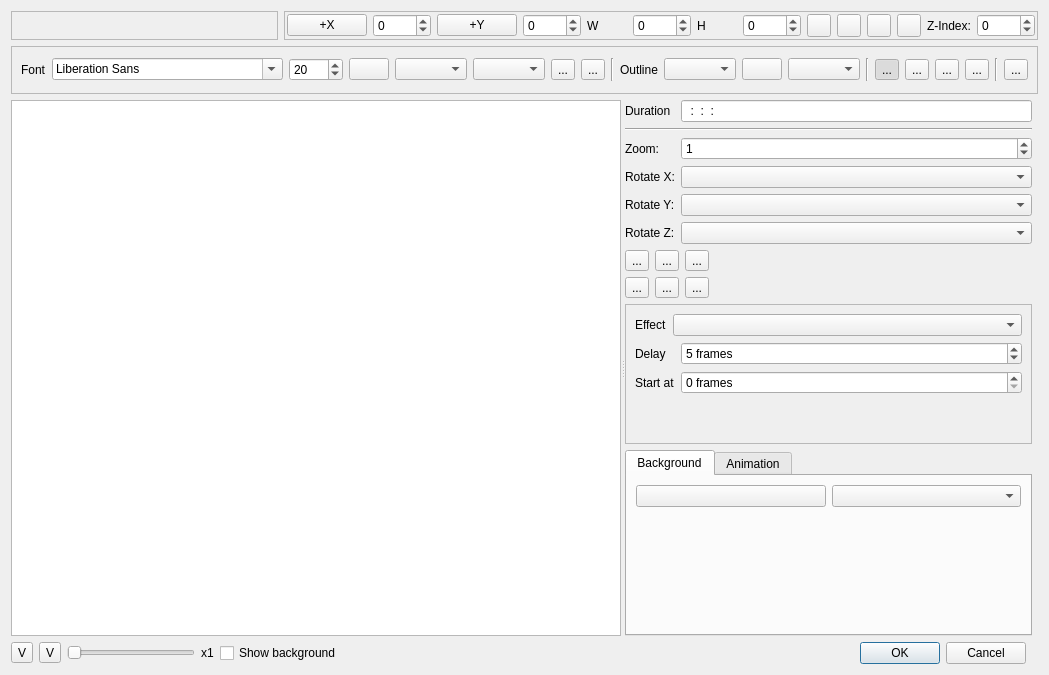
KDE/kdenlive, file src/widgets/titlewidget_ui.ui: the form before one commit.
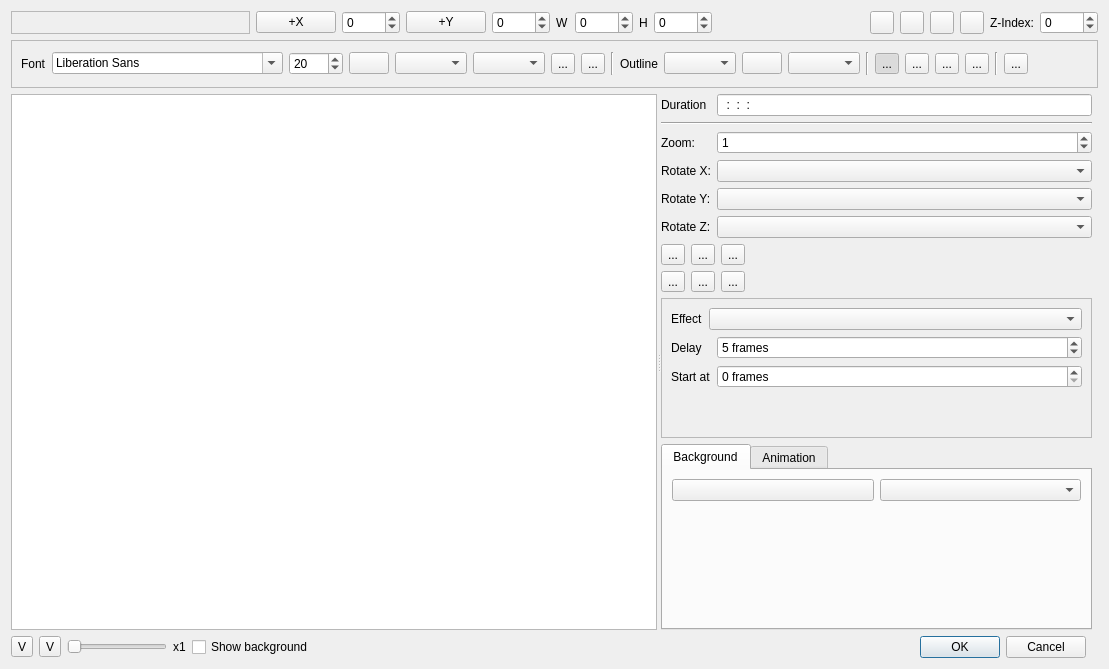
The form after the commit. Custom widgets are drawn as their Qt base class.

Commit message: Round recangle border in titles (patch from Till Theato) + small cleanup in titlewidget ui

The edit to the form file:
```diff
--- a/src/widgets/titlewidget_ui.ui
+++ b/src/widgets/titlewidget_ui.ui
@@ -6,8 +6,8 @@
    <rect>
     <x>0</x>
     <y>0</y>
-    <width>900</width>
-    <height>579</height>
+    <width>977</width>
+    <height>633</height>
    </rect>
   </property>
   <property name="sizePolicy">
@@ -45,18 +45,16 @@
       </sizepolicy>
      </property>
      <property name="frameShape">
-      <enum>QFrame::StyledPanel</enum>
+      <enum>QFrame::NoFrame</enum>
      </property>
      <property name="frameShadow">
-      <enum>QFrame::Raised</enum>
+      <enum>QFrame::Plain</enum>
      </property>
      <layout class="QGridLayout" name="gridLayout">
       <property name="margin">
-       <number>2</number>
+       <number>0</number>
       </property>
       <item row="0" column="0">
-       <layout class="QHBoxLayout" name="positionLayout">
-        <item>
          <widget class="QPushButton" name="origin_x_left">
           <property name="text">
            <string>+X</string>
@@ -69,7 +67,7 @@
           </property>
          </widget>
         </item>
-        <item>
+      <item row="0" column="1">
          <widget class="QSpinBox" name="value_x">
           <property name="minimum">
            <number>-5000</number>
@@ -79,7 +77,7 @@
           </property>
          </widget>
         </item>
-        <item>
+      <item row="0" column="2">
          <widget class="QPushButton" name="origin_y_top">
           <property name="text">
            <string>+Y</string>
@@ -92,7 +90,7 @@
           </property>
          </widget>
         </item>
-        <item>
+      <item row="0" column="3">
          <widget class="QSpinBox" name="value_y">
           <property name="minimum">
            <number>-5000</number>
@@ -102,14 +100,14 @@
           </property>
          </widget>
         </item>
-        <item>
+      <item row="0" column="4">
          <widget class="QLabel" name="lWidth">
           <property name="text">
            <string>W</string>
           </property>
          </widget>
         </item>
-        <item>
+      <item row="0" column="5">
          <widget class="QSpinBox" name="value_w">
           <property name="minimum">
            <number>-1000</number>
@@ -119,14 +117,14 @@
           </property>
          </widget>
         </item>
-        <item>
+      <item row="0" column="6">
          <widget class="QLabel" name="label_19">
           <property name="text">
            <string>H</string>
           </property>
          </widget>
         </item>
-        <item>
+      <item row="0" column="7">
          <widget class="QSpinBox" name="value_h">
           <property name="minimum">
            <number>-1000</number>
@@ -136,42 +134,55 @@
           </property>
          </widget>
         </item>
-        <item>
+      <item row="0" column="8">
+       <spacer name="horizontalSpacer_3">
+        <property name="orientation">
+         <enum>Qt::Horizontal</enum>
+        </property>
+        <property name="sizeHint" stdset="0">
+         <size>
+          <width>94</width>
+          <height>20</height>
+         </size>
+        </property>
+       </spacer>
+      </item>
+      <item row="0" column="9">
          <widget class="QToolButton" name="zUp">
           <property name="text">
            <string/>
           </property>
          </widget>
         </item>
-        <item>
+      <item row="0" column="10">
          <widget class="QToolButton" name="zDown">
           <property name="text">
            <string/>
           </property>
          </widget>
         </item>
-        <item>
+      <item row="0" column="11">
          <widget class="QToolButton" name="zTop">
           <property name="text">
            <string/>
           </property>
          </widget>
         </item>
-        <item>
+      <item row="0" column="12">
          <widget class="QToolButton" name="zBottom">
           <property name="text">
            <string/>
           </property>
          </widget>
         </item>
-        <item>
+      <item row="0" column="13">
          <widget class="QLabel" name="label_12">
           <property name="text">
            <string>Z-Index:</string>
           </property>
          </widget>
         </item>
-        <item>
+      <item row="0" column="14">
          <widget class="QSpinBox" name="zValue">
           <property name="minimum">
            <number>-5000</number>
@@ -180,8 +191,6 @@
            <number>5000</number>
           </property>
          </widget>
-        </item>
-       </layout>
       </item>
      </layout>
     </widget>
```
Lines whose indentation alone changed are shown as unchanged. The commit also changes 2 other files.
